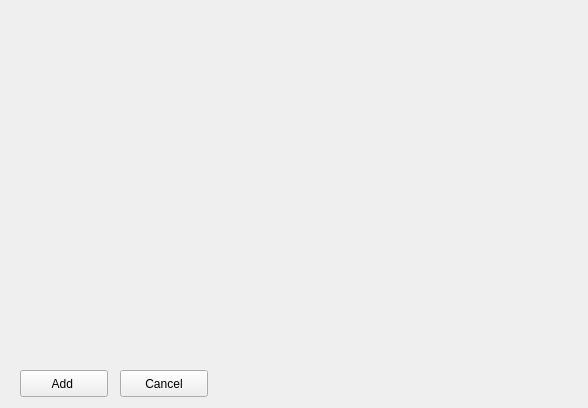
The window that client/CourseView/coursemanagementview.ui (RemyGratwohl/cuTPS_D4_teaQup) describes before a commit, drawn with Qt 5.
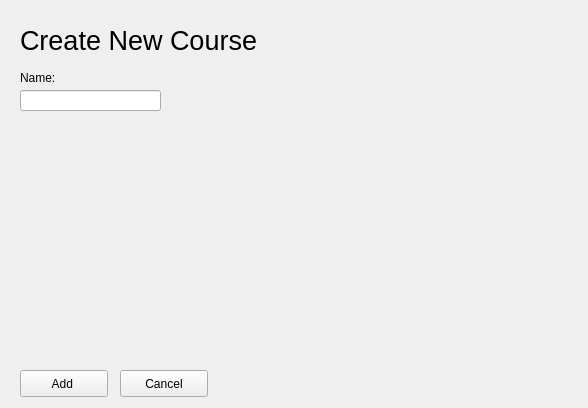
The same window after the commit.

Commit message: Small Fix to Button Handlers

```diff
--- a/client/CourseView/coursemanagementview.ui
+++ b/client/CourseView/coursemanagementview.ui
@@ -155,6 +155,50 @@
       <string>Cancel</string>
      </property>
     </widget>
+    <widget class="QLineEdit" name="AB_TitleLineEdit_2">
+     <property name="geometry">
+      <rect>
+       <x>20</x>
+       <y>90</y>
+       <width>141</width>
+       <height>21</height>
+      </rect>
+     </property>
+    </widget>
+    <widget class="QLabel" name="AB_TitleLabel_2">
+     <property name="geometry">
+      <rect>
+       <x>20</x>
+       <y>70</y>
+       <width>58</width>
+       <height>16</height>
+      </rect>
+     </property>
+     <property name="text">
+      <string>Name:</string>
+     </property>
+    </widget>
+    <widget class="QLabel" name="ADD_HeaderLabel">
+     <property name="geometry">
+      <rect>
+       <x>20</x>
+       <y>20</y>
+       <width>271</width>
+       <height>41</height>
+      </rect>
+     </property>
+     <property name="font">
+      <font>
+       <pointsize>20</pointsize>
+       <weight>50</weight>
+       <italic>false</italic>
+       <bold>false</bold>
+      </font>
+     </property>
+     <property name="text">
+      <string>Create New Course</string>
+     </property>
+    </widget>
    </widget>
    <widget class="QWidget" name="update">
     <widget class="QPushButton" name="update_ConfirmButton">
```
The commit also changes 4 other files.
